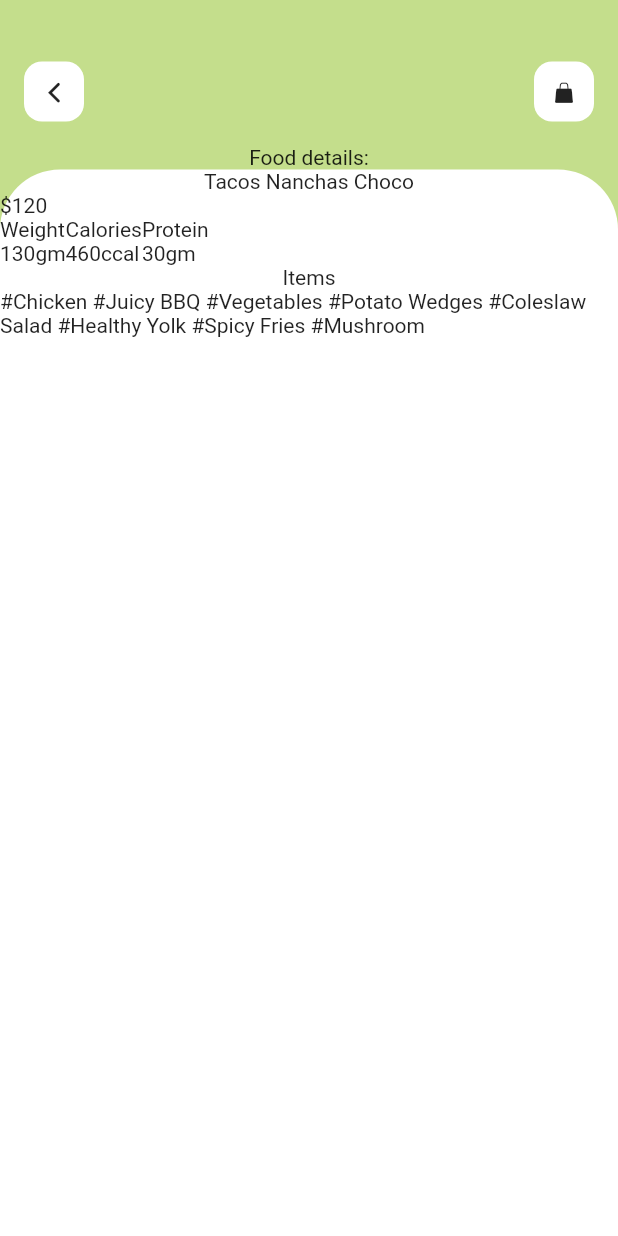
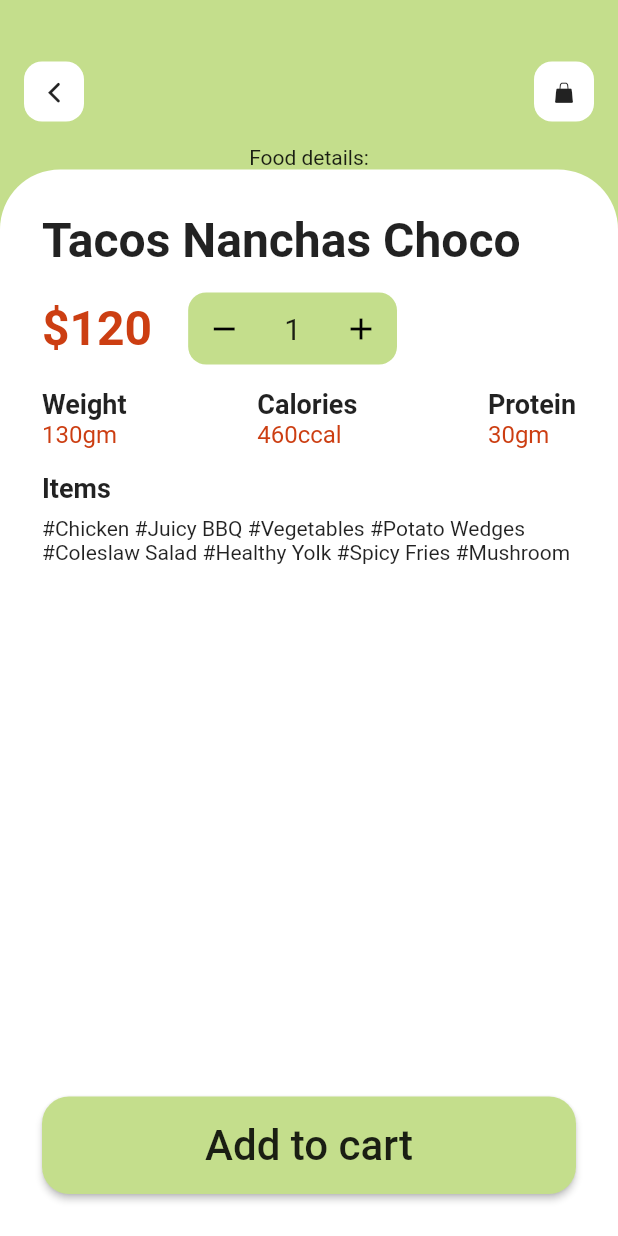
Before and after one commit to kharioki/food-delivery, a Flutter app: the screen it shows after launch, after a tap on "(120 Reviews)", on a phone screen of 412 x 824 dp. Run offline on Flutter 3.47's test engine with Material 2 defaults, Android fonts, the phone set to English and light mode, and no system bars; our stand-ins replace flutter_rating_bar, google_fonts.

Commit message:
counter button

```diff
--- a/lib/pages/detail_page.dart
+++ b/lib/pages/detail_page.dart
@@ -30,15 +30,35 @@ class _DetailPageState extends State<DetailPage> {
                   topRight: Radius.circular(40),
                 ),
               ),
+              padding: EdgeInsets.all(28),
               child: Column(
+                crossAxisAlignment: CrossAxisAlignment.start,
                 children: <Widget>[
-                  Text('${widget.data.name}'),
+                  Text(
+                    '${widget.data.name}',
+                    style: TextStyle(
+                      fontSize: 32,
+                      fontWeight: FontWeight.bold,
+                    ),
+                  ),
+                  SizedBox(height: 16),
                   Row(
                     children: <Widget>[
-                      Text('\$${widget.data.price.toInt()}'),
+                      Text(
+                        '\$${widget.data.price.toInt()}',
+                        style: TextStyle(
+                          fontSize: 32,
+                          fontWeight: FontWeight.bold,
+                          color: AppColors.redColor,
+                        ),
+                      ),
+                      SizedBox(width: 24),
+                      _buildCounter(),
                     ],
                   ),
+                  SizedBox(height: 16),
                   Row(
+                    mainAxisAlignment: MainAxisAlignment.spaceBetween,
                     children: <Widget>[
                       _buildInfo('Weight', '${widget.data.weight.toInt()}gm'),
                       _buildInfo(
@@ -46,8 +66,39 @@ class _DetailPageState extends State<DetailPage> {
                       _buildInfo('Protein', '${widget.data.protein.toInt()}gm'),
                     ],
                   ),
-                  Text('Items'),
+                  SizedBox(height: 16),
+                  Text(
+                    'Items',
+                    style: TextStyle(
+                      fontSize: 18,
+                      fontWeight: FontWeight.bold,
+                    ),
+                  ),
+                  SizedBox(height: 8),
                   Text('${widget.data.item}'),
+                  Expanded(child: SizedBox()),
+                  Row(
+                    children: <Widget>[
+                      Expanded(
+                        child: RaisedButton(
+                          onPressed: () {},
+                          padding: EdgeInsets.symmetric(vertical: 16),
+                          color: AppColors.greenColor,
+                          shape: RoundedRectangleBorder(
+                            borderRadius: BorderRadius.all(
+                              Radius.circular(18),
+                            ),
+                          ),
+                          child: Text(
+                            'Add to cart',
+                            style: TextStyle(
+                              fontSize: 28,
+                            ),
+                          ),
+                        ),
+                      ),
+                    ],
+                  ),
                 ],
               ),
             ),
@@ -60,7 +111,22 @@ class _DetailPageState extends State<DetailPage> {
   Widget _buildInfo(String title, String val) {
     return Column(
       crossAxisAlignment: CrossAxisAlignment.start,
-      children: <Widget>[Text(title), Text('${val}')],
+      children: <Widget>[
+        Text(
+          title,
+          style: TextStyle(
+            fontSize: 18,
+            fontWeight: FontWeight.bold,
+          ),
+        ),
+        Text(
+          '$val',
+          style: TextStyle(
+            fontSize: 16,
+            color: AppColors.redColor,
+          ),
+        ),
+      ],
     );
   }
 
@@ -100,4 +166,42 @@ class _DetailPageState extends State<DetailPage> {
       ),
     );
   }
+
+  Widget _buildCounter() {
+    return Container(
+      decoration: BoxDecoration(
+        color: AppColors.greenColor,
+        borderRadius: BorderRadius.all(
+          Radius.circular(12),
+        ),
+      ),
+      child: Row(
+        children: <Widget>[
+          IconButton(
+            icon: Icon(
+              Icons.remove,
+              color: Colors.black,
+            ),
+            onPressed: null,
+          ),
+          Padding(
+            padding: const EdgeInsets.symmetric(horizontal: 16),
+            child: Text(
+              '1',
+              style: TextStyle(
+                fontSize: 20,
+              ),
+            ),
+          ),
+          IconButton(
+            icon: Icon(
+              Icons.add,
+              color: Colors.black,
+            ),
+            onPressed: null,
+          ),
+        ],
+      ),
+    );
+  }
 }
```
